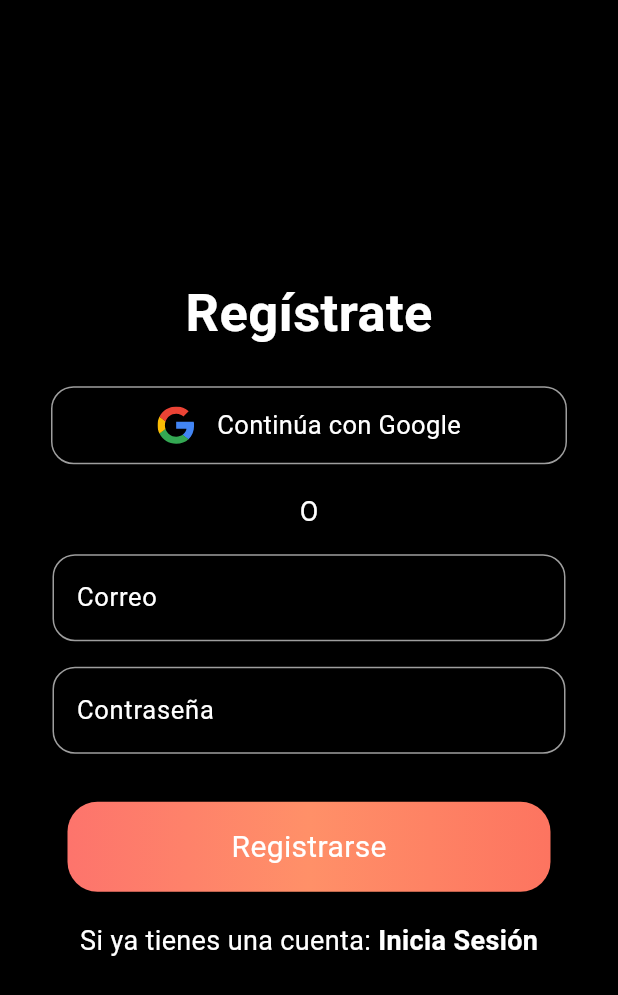
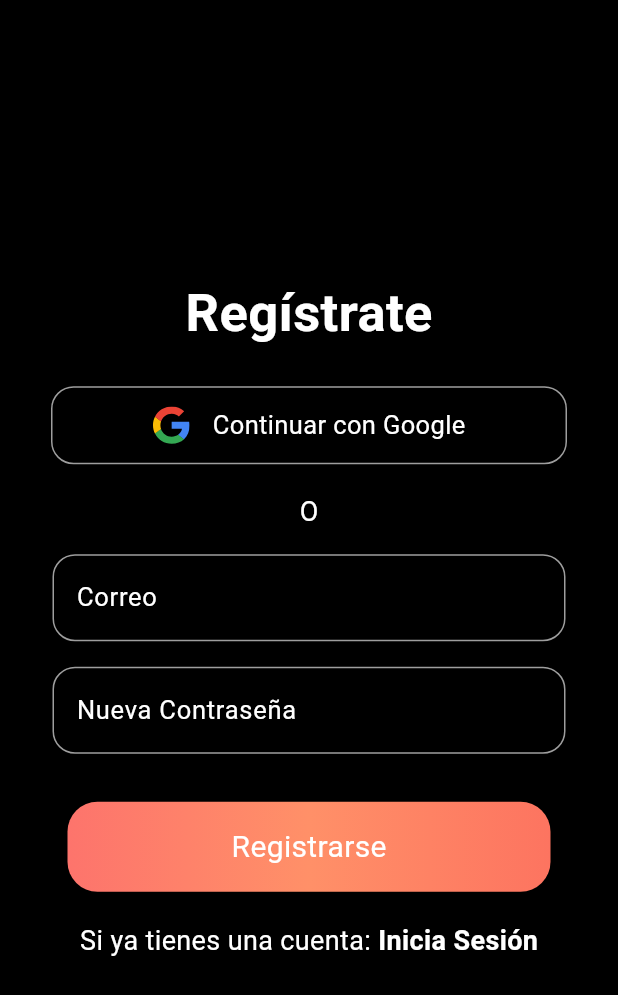
Before and after one commit to danielmaldonado1708/RecorDATE, a Flutter app: the SignUpPage screen opened directly, on a phone screen of 412 x 824 dp. Shown: the top 995 px of the screen. Run offline on Flutter 3.47's test engine with Material 3 defaults, Android fonts, the phone set to English and light mode, and no system bars; our stand-ins replace cloud_firestore, firebase_auth, firebase_core, flutter_secure_storage, flutter_svg, google_sign_in and 1 more; accounts and stored records are empty.

Commit message:
ajustes a signup y add page

```diff
--- a/lib/pages/SignUpPage.dart
+++ b/lib/pages/SignUpPage.dart
@@ -43,7 +43,7 @@ class _SignUpPageState extends State<SignUpPage> {
               const SizedBox(
                 height: 20,
               ),
-              buttonItem('assets/google.svg', 'Continúa con Google', 25,
+              buttonItem('assets/google.svg', 'Continuar con Google', 25,
                   () async {
                 await authClass.googleSignIn(context);
               }),
@@ -66,7 +66,7 @@ class _SignUpPageState extends State<SignUpPage> {
               const SizedBox(
                 height: 15,
               ),
-              textItem('Contraseña', _pwdController, true),
+              textItem('Nueva Contraseña', _pwdController, true),
               const SizedBox(
                 height: 30,
               ),
--- a/lib/pages/add_todo.dart
+++ b/lib/pages/add_todo.dart
@@ -269,7 +269,7 @@ class _AddTodoPageState extends State<AddTodoPage> {
   Widget button() {
     return InkWell(
       onTap: () {
-        print('boton presionado');
+        // print('boton presionado');
         FirebaseFirestore.instance.collection('todo').add({
           'userId': currentUserId,
           'title': _titleController.text,
```
